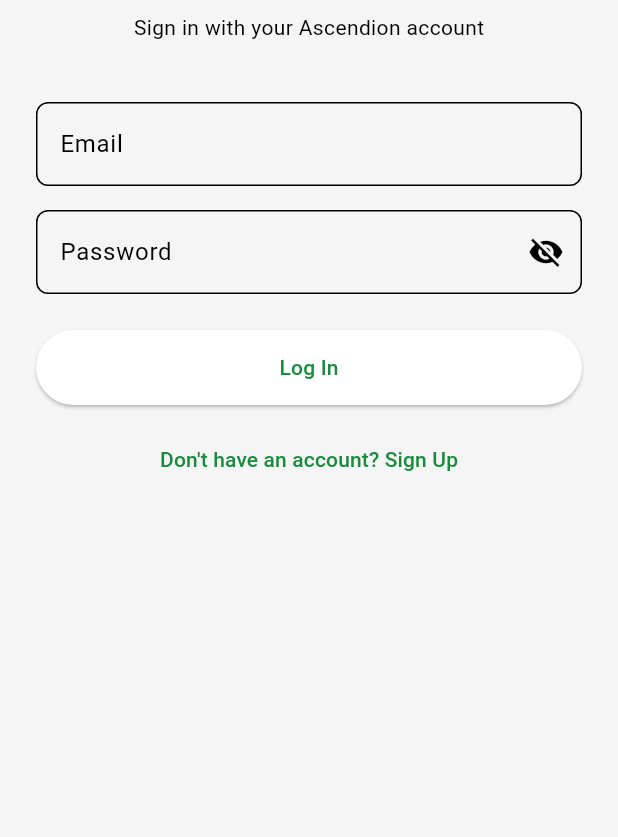
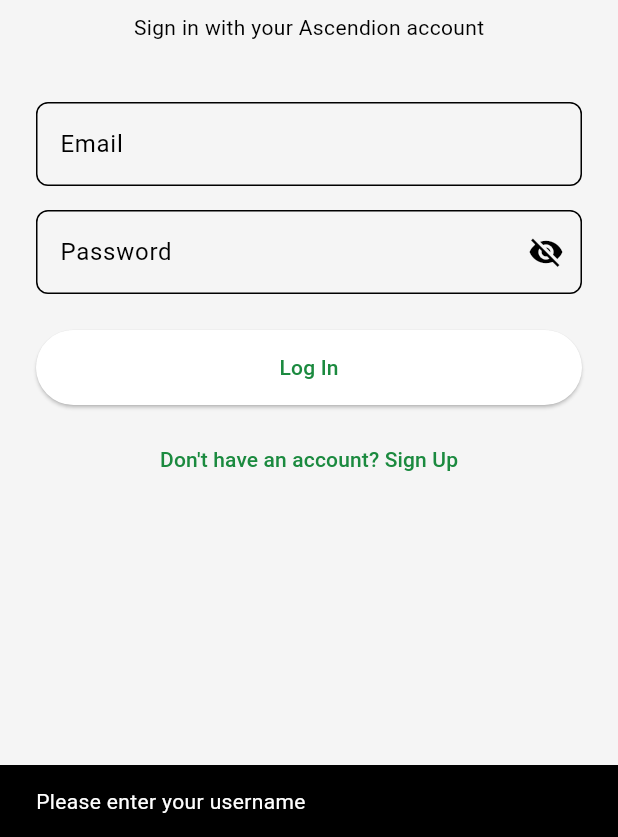
Before and after one commit to kinjal-ascendion/AcePool, a Flutter app: the screen it shows after launch, after a tap on "Log In", on a phone screen of 412 x 824 dp, the part 399-1236 px from its top. Run offline on Flutter 3.47's test engine with Material 3 defaults, Android fonts, the phone set to English and light mode, and no system bars; our stand-ins replace equatable, firebase_auth, firebase_core, flutter_bloc, get_it, go_router; accounts and stored records are empty.

Commit message:
Add Firebase login functionality

```diff
--- a/lib/features/auth/presentation/pages/login_page.dart
+++ b/lib/features/auth/presentation/pages/login_page.dart
@@ -1,12 +1,93 @@
+import 'package:firebase_auth/firebase_auth.dart';
 import 'package:flutter/material.dart';
+import 'package:go_router/go_router.dart';
+
 import '../widgets/email_field.dart';
 import '../widgets/login_button.dart';
 import '../widgets/login_header.dart';
 import '../widgets/password_field.dart';
 import '../widgets/signup_text.dart';
 
-class LoginPage extends StatelessWidget {
+class LoginPage extends StatefulWidget {
   const LoginPage({super.key});
+
+  @override
+  State<LoginPage> createState() => _LoginPageState();
+}
+
+class _LoginPageState extends State<LoginPage> {
+  final _emailController = TextEditingController();
+  final _passwordController = TextEditingController();
+  bool _isLoading = false;
+
+  Future<void> login() async {
+  if (_emailController.text.trim().isEmpty) {
+    ScaffoldMessenger.of(context).showSnackBar(
+      const SnackBar(
+        content: Text('Please enter your username'),
+      ),
+    );
+    return;
+  }
+
+  if (_passwordController.text.trim().isEmpty) {
+    ScaffoldMessenger.of(context).showSnackBar(
+      const SnackBar(
+        content: Text('Please enter your password'),
+      ),
+    );
+    return;
+  }
+
+  try {
+    setState(() {
+  _isLoading = true;
+});
+    final email =
+        '${_emailController.text.trim()}@ascendion.com';
+
+    final password =
+        _passwordController.text.trim();
+
+    await FirebaseAuth.instance.signInWithEmailAndPassword(
+      email: email,
+      password: password,
+    );
+
+    if (mounted) {
+      context.go('/home');
+    }
+  } on FirebaseAuthException catch (e) {
+    String errorMessage;
+
+    switch (e.code) {
+      case 'invalid-credential':
+        errorMessage = 'Invalid username or password';
+        break;
+
+      case 'invalid-email':
+        errorMessage = 'Please enter a valid email';
+        break;
+
+      default:
+        errorMessage = 'Login failed. Please try again.';
+    }
+
+    ScaffoldMessenger.of(context).showSnackBar(
+      SnackBar(
+        content: Text(errorMessage),
+        //backgroundColor: Colors.red,
+      ),
+    );
+  }
+  finally {
+    if (mounted) {
+      setState(() {
+        _isLoading = false;
+      });
+    }
+  }
+}
 
   @override
   Widget build(BuildContext context) {
@@ -19,25 +100,32 @@
             children: [
               const SizedBox(height: 80),
 
-              LoginHeader(),
+              const LoginHeader(),
 
               const SizedBox(height: 40),
 
-              EmailField(),
+              EmailField(
+                controller: _emailController,
+              ),
 
               const SizedBox(height: 16),
 
-              PasswordField(),
+              PasswordField(
+                controller: _passwordController,
+              ),
 
               const SizedBox(height: 24),
 
-              LoginButton(),
+              LoginButton(
+                onPressed: login,
+                isLoading: _isLoading,
+              ),
 
               const SizedBox(height: 12),
 
-              SignupText(),
+              const SignupText(),
             ],
-          )
+          ),
         ),
       ),
     );
--- a/lib/features/auth/presentation/widgets/email_field.dart
+++ b/lib/features/auth/presentation/widgets/email_field.dart
@@ -1,27 +1,29 @@
 import 'package:flutter/material.dart';
 
 class EmailField extends StatelessWidget {
-  const EmailField({super.key});
+  final TextEditingController controller;
+
+  const EmailField({
+    super.key,
+    required this.controller,
+  });
 
   @override
   Widget build(BuildContext context) {
     return TextFormField(
+      controller: controller,
       decoration: InputDecoration(
         labelText: 'Email',
         hintText: 'username',
         suffixText: '@ascendion.com',
         border: OutlineInputBorder(
-           borderRadius: BorderRadius.circular(8),
-           borderSide: BorderSide(
-            color: Colors.grey,
-            width: 1,
-           ),
+          borderRadius: BorderRadius.circular(8),
         ),
         focusedBorder: OutlineInputBorder(
-         borderRadius: BorderRadius.circular(8),
-         borderSide: const BorderSide(
-           color: Color(0xFF757575), // dark grey
-           width: 1.5,
+          borderRadius: BorderRadius.circular(8),
+          borderSide: const BorderSide(
+            color: Color(0xFF757575),
+            width: 1.5,
           ),
         ),
       ),
--- a/lib/features/auth/presentation/widgets/login_button.dart
+++ b/lib/features/auth/presentation/widgets/login_button.dart
@@ -1,20 +1,27 @@
 import 'package:flutter/material.dart';
 
 class LoginButton extends StatelessWidget {
-  const LoginButton({super.key});
+  final VoidCallback? onPressed;
+final bool isLoading;
+
+const LoginButton({
+  super.key,
+  required this.onPressed,
+  required this.isLoading,
+});
 
   @override
   Widget build(BuildContext context) {
     return SizedBox(
       width: double.infinity,
       child: ElevatedButton(
-        onPressed: () {},
+        onPressed: isLoading ? null : onPressed,
         style: ElevatedButton.styleFrom(
-    minimumSize: const Size(double.infinity, 50),
-    shape: RoundedRectangleBorder(
-      borderRadius: BorderRadius.circular(25),
-    ),
-  ),
+          minimumSize: const Size(double.infinity, 50),
+          shape: RoundedRectangleBorder(
+            borderRadius: BorderRadius.circular(25),
+          ),
+        ),
         child: const Text("Log In"),
       ),
     );
--- a/lib/features/auth/presentation/widgets/password_field.dart
+++ b/lib/features/auth/presentation/widgets/password_field.dart
@@ -1,8 +1,12 @@
 import 'package:flutter/material.dart';
 
 class PasswordField extends StatefulWidget {
-  const PasswordField({super.key});
+  final TextEditingController controller;
 
+  const PasswordField({
+    super.key,
+    required this.controller,
+  });
   @override
   State<PasswordField> createState() => _PasswordFieldState();
 }
@@ -13,6 +17,7 @@
   @override
   Widget build(BuildContext context) {
     return TextFormField(
+      controller: widget.controller,
       obscureText: _obscurePassword,
       decoration: InputDecoration(
         labelText: 'Password',
--- a/lib/main.dart
+++ b/lib/main.dart
@@ -1,11 +1,16 @@
 import 'package:flutter/material.dart';
+import 'package:firebase_core/firebase_core.dart';
 import 'package:acepool/core/router/app_router.dart';
 import 'package:acepool/core/theme/app_theme.dart';
 import 'package:acepool/di/injection.dart';
 
-void main() {
+Future<void> main() async {
   WidgetsFlutterBinding.ensureInitialized();
+
+  await Firebase.initializeApp();
+
   initDependencies();
+
   runApp(const AcePoolApp());
 }
 
--- a/pubspec.yaml
+++ b/pubspec.yaml
@@ -21,6 +21,8 @@
 
   # Dependency injection
   get_it: ^8.0.3
+  firebase_core: ^4.0.0
+  firebase_auth: ^6.0.0
 
 dev_dependencies:
   flutter_test:
```
Also changed, not shown: 3 other files.
